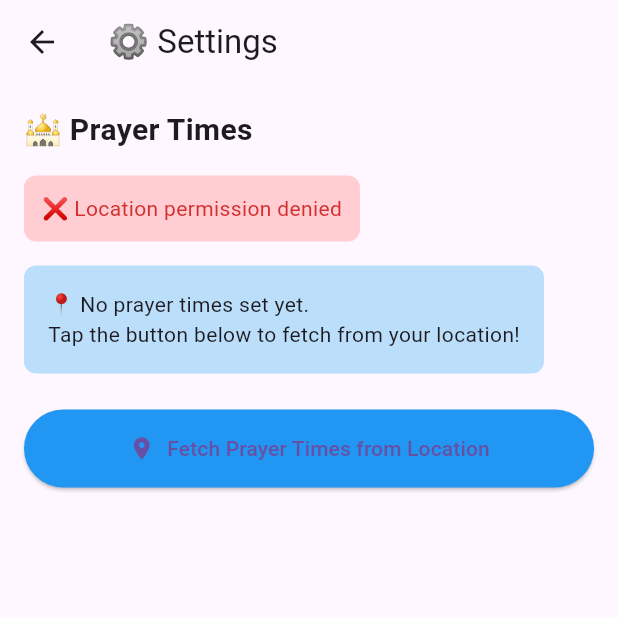
After one commit to awittygentleman/press_flutter_button_app, a Flutter app: the SettingsScreen screen opened directly, after a tap on "Fetch Prayer Times from Location", on a phone screen of 412 x 824 dp, the top half of it. The commit adds this screen. Run offline on Flutter 3.47's test engine with Material 3 defaults, Android fonts, the phone set to English and light mode, and no system bars; our stand-ins replace firebase_auth, firebase_core, firebase_database, geolocator, permission_handler, shared_preferences; accounts and stored records are empty; network calls fail.

Commit message:
added location and time

```diff
--- /dev/null
+++ b/flutter_app_phone/lib/screens/settings_screen.dart
@@ -0,0 +1,228 @@
+import 'package:flutter/material.dart';
+import 'package:firebase_auth/firebase_auth.dart';
+import '../services/firebase_service.dart';
+import '../services/location_service.dart';
+import '../services/prayer_times_service.dart';
+
+class SettingsScreen extends StatefulWidget {
+  const SettingsScreen({super.key});
+
+  @override
+  State<SettingsScreen> createState() => _SettingsScreenState();
+}
+
+class _SettingsScreenState extends State<SettingsScreen> {
+  final _firebaseService = FirebaseService();
+  bool _loading = false;
+  Map<String, String>? _prayerTimes;
+  String? _errorMessage;
+
+  @override
+  void initState() {
+    super.initState();
+    _loadPrayerTimes();
+  }
+
+  /// Load prayer times from Firebase
+  Future<void> _loadPrayerTimes() async {
+    try {
+      final uid = FirebaseAuth.instance.currentUser!.uid;
+      final times = await _firebaseService.getPrayerTimes(uid);
+
+      if (times != null) {
+        setState(() {
+          _prayerTimes = times;
+          _errorMessage = null;
+        });
+      }
+    } catch (e) {
+      setState(() => _errorMessage = 'Error loading prayer times');
+    }
+  }
+
+  /// Fetch prayer times from location
+  Future<void> _fetchPrayerTimesFromLocation() async {
+    setState(() {
+      _loading = true;
+      _errorMessage = null;
+    });
+
+    try {
+      // Get location
+      final position = await LocationService.getCurrentLocation();
+
+      if (position == null) {
+        setState(() {
+          _errorMessage = '❌ Location permission denied';
+          _loading = false;
+        });
+        return;
+      }
+
+      // Fetch prayer times from API
+      final times = await PrayerTimesService.getPrayerTimes(
+        latitude: position.latitude,
+        longitude: position.longitude,
+      );
+
+      // Save to Firebase
+      final uid = FirebaseAuth.instance.currentUser!.uid;
+      await _firebaseService.savePrayerTimes(
+        userId: uid,
+        latitude: position.latitude,
+        longitude: position.longitude,
+        prayerTimes: times,
+      );
+
+      setState(() {
+        _prayerTimes = times;
+        _loading = false;
+      });
+
+      if (mounted) {
+        ScaffoldMessenger.of(context).showSnackBar(
+          const SnackBar(
+            content: Text('✅ Prayer times fetched and saved!'),
+            duration: Duration(seconds: 2),
+          ),
+        );
+      }
+    } catch (e) {
+      setState(() {
+        _errorMessage = '❌ Error: ${e.toString()}';
+        _loading = false;
+      });
+    }
+  }
+
+  @override
+  Widget build(BuildContext context) {
+    return Scaffold(
+      appBar: AppBar(
+        title: const Text('⚙️ Settings'),
+        elevation: 0,
+      ),
+      body: Padding(
+        padding: const EdgeInsets.all(16),
+        child: Column(
+          crossAxisAlignment: CrossAxisAlignment.start,
+          children: [
+            // Prayer Times Section
+            const Text(
+              '🕌 Prayer Times',
+              style: TextStyle(fontSize: 20, fontWeight: FontWeight.bold),
+            ),
+            const SizedBox(height: 16),
+
+            // Error message
+            if (_errorMessage != null)
+              Container(
+                padding: const EdgeInsets.all(12),
+                decoration: BoxDecoration(
+                  color: Colors.red.shade100,
+                  borderRadius: BorderRadius.circular(8),
+                ),
+                child: Text(
+                  _errorMessage!,
+                  style: TextStyle(color: Colors.red.shade700),
+                ),
+              ),
+
+            const SizedBox(height: 16),
+
+            // Prayer Times Display
+            if (_prayerTimes != null) ...[
+              _buildPrayerTimeCard('Fajr', _prayerTimes!['fajr'] ?? '-'),
+              _buildPrayerTimeCard('Dhuhr', _prayerTimes!['dhuhr'] ?? '-'),
+              _buildPrayerTimeCard('Asr', _prayerTimes!['asr'] ?? '-'),
+              _buildPrayerTimeCard('Maghrib', _prayerTimes!['maghrib'] ?? '-'),
+              _buildPrayerTimeCard('Isha', _prayerTimes!['isha'] ?? '-'),
+              const SizedBox(height: 16),
+            ] else if (!_loading)
+              Container(
+                padding: const EdgeInsets.all(16),
+                decoration: BoxDecoration(
+                  color: Colors.blue.shade100,
+                  borderRadius: BorderRadius.circular(8),
+                ),
+                child: const Text(
+                  '📍 No prayer times set yet.\nTap the button below to fetch from your location!',
+                  style: TextStyle(fontSize: 14),
+                ),
+              ),
+
+            const SizedBox(height: 24),
+
+            // Fetch Button
+            SizedBox(
+              width: double.infinity,
+              child: ElevatedButton.icon(
+                onPressed: _loading ? null : _fetchPrayerTimesFromLocation,
+                icon: _loading
+                    ? const SizedBox(
+                        width: 20,
+                        height: 20,
+                        child: CircularProgressIndicator(strokeWidth: 2),
+                      )
+                    : const Icon(Icons.location_on),
+                label: Text(
+                  _loading
+                      ? 'Fetching Prayer Times...'
+                      : 'Fetch Prayer Times from Location',
+                ),
+                style: ElevatedButton.styleFrom(
+                  padding: const EdgeInsets.symmetric(vertical: 16),
+                  backgroundColor: Colors.blue,
+                  disabledBackgroundColor: Colors.grey,
+                ),
+              ),
+            ),
+
+            const SizedBox(height: 16),
+
+            // Refresh Button
+            if (_prayerTimes != null)
+              SizedBox(
+                width: double.infinity,
+                child: OutlinedButton.icon(
+                  onPressed: _loading ? null : _fetchPrayerTimesFromLocation,
+                  icon: const Icon(Icons.refresh),
+                  label: const Text('Refresh Prayer Times'),
+                ),
+              ),
+          ],
+        ),
+      ),
+    );
+  }
+
+  /// Build prayer time card
+  Widget _buildPrayerTimeCard(String name, String time) {
+    return Container(
+      margin: const EdgeInsets.only(bottom: 12),
+      padding: const EdgeInsets.all(16),
+      decoration: BoxDecoration(
+        color: Colors.grey.shade100,
+        borderRadius: BorderRadius.circular(8),
+        border: Border.all(color: Colors.blue.shade300),
+      ),
+      child: Row(
+        mainAxisAlignment: MainAxisAlignment.spaceBetween,
+        children: [
+          Text(
+            name,
+            style: const TextStyle(fontSize: 16, fontWeight: FontWeight.bold),
+          ),
+          Text(
+            time,
+            style: const TextStyle(
+              fontSize: 16,
+              fontWeight: FontWeight.bold,
+              color: Colors.blue,
+            ),
+          ),
+        ],
+      ),
+    );
+  }
+}
--- a/flutter_app_phone/lib/services/firebase_service.dart
+++ b/flutter_app_phone/lib/services/firebase_service.dart
@@ -156,4 +156,49 @@ Future<void> signInAnonymously() async {
       }
     });
   }
+  Future<void> savePrayerTimes({
+  required String userId,
+  required double latitude,
+  required double longitude,
+  required Map<String, String> prayerTimes,
+}) async {
+  try {
+    await FirebaseDatabase.instance
+        .ref('users/$userId/prayerTimes')
+        .set({
+      'latitude': latitude,
+      'longitude': longitude,
+      'fajr': prayerTimes['fajr'],
+      'dhuhr': prayerTimes['dhuhr'],
+      'asr': prayerTimes['asr'],
+      'maghrib': prayerTimes['maghrib'],
+      'isha': prayerTimes['isha'],
+      'updatedAt': DateTime.now().toIso8601String(),
+    });
+  } catch (e) {
+    throw Exception('Error saving prayer times: $e');
+  }
 }
+
+Future<Map<String, String>?> getPrayerTimes(String userId) async {
+  try {
+    final snapshot = await FirebaseDatabase.instance
+        .ref('users/$userId/prayerTimes')
+        .get();
+
+    if (snapshot.exists) {
+      final data = snapshot.value as Map;
+      return {
+        'fajr': data['fajr'] ?? '',
+        'dhuhr': data['dhuhr'] ?? '',
+        'asr': data['asr'] ?? '',
+        'maghrib': data['maghrib'] ?? '',
+        'isha': data['isha'] ?? '',
+      };
+    }
+    return null;
+  } catch (e) {
+    throw Exception('Error getting prayer times: $e');
+  }
+}
+}
--- /dev/null
+++ b/flutter_app_phone/lib/services/location_service.dart
@@ -0,0 +1,30 @@
+import 'package:geolocator/geolocator.dart';
+import 'package:permission_handler/permission_handler.dart';
+
+class LocationService {
+  /// Request location permission
+  static Future<bool> requestLocationPermission() async {
+    final status = await Permission.location.request();
+    return status.isGranted;
+  }
+
+  /// Get current location
+  static Future<Position?> getCurrentLocation() async {
+    try {
+      // Check permission
+      final hasPermission = await requestLocationPermission();
+      if (!hasPermission) {
+        return null;
+      }
+
+      // Get location
+      final position = await Geolocator.getCurrentPosition(
+        desiredAccuracy: LocationAccuracy.high,
+      );
+
+      return position;
+    } catch (e) {
+      return null;
+    }
+  }
+}
--- a/flutter_app_phone/pubspec.yaml
+++ b/flutter_app_phone/pubspec.yaml
@@ -17,6 +17,9 @@ dependencies:
   shared_preferences: ^2.2.0
   cupertino_icons: ^1.0.8
   permission_handler: ^12.0.1
+  geolocator: ^9.0.2              # For GPS location
+  http: ^1.1.0                     # For API calls
+
 
 
 dev_dependencies:
```
Also changed, not shown: flutter_app_phone/lib/screens/home_page.dart (+12 -0 lines), flutter_app_phone/lib/services/prayer_times_service.dart (added, +56 -0 lines), flutter_app_phone/pubspec.lock, 5 other files.
